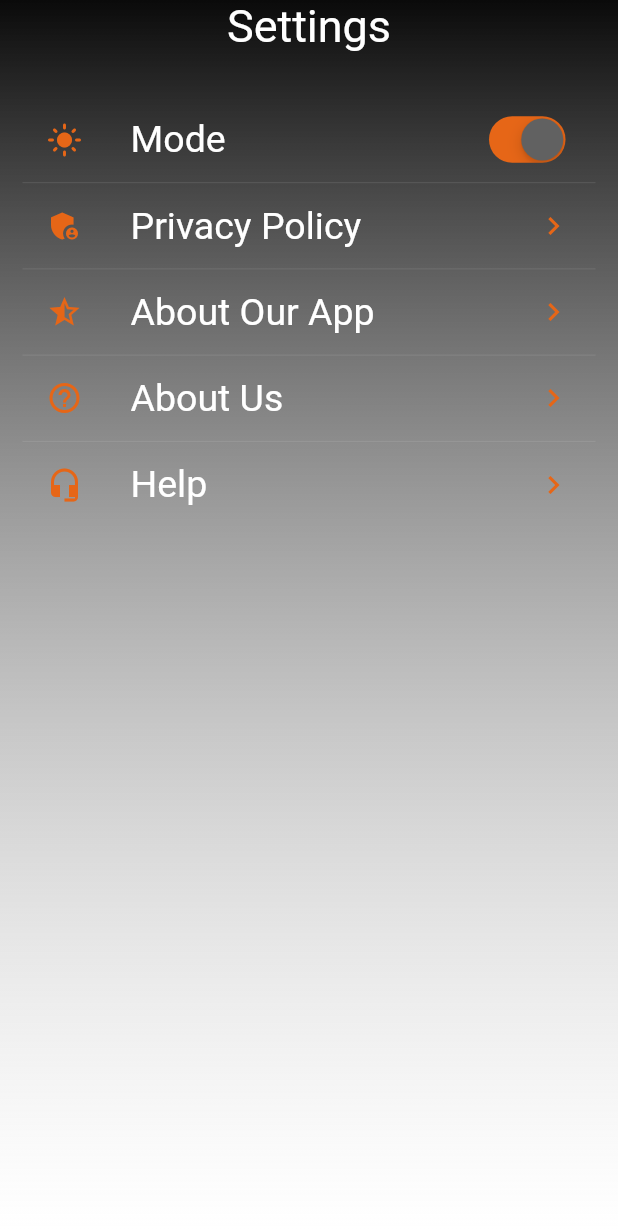
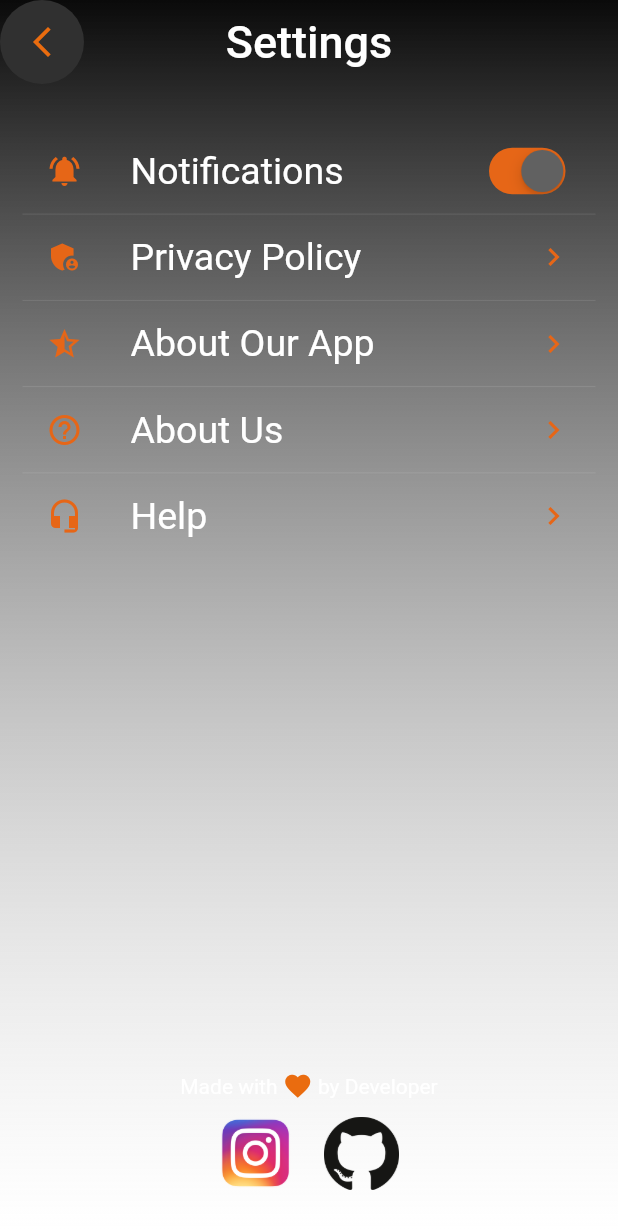
Before and after one commit to sufiyanas/Mussio-Player-Updated, a Flutter app: the SettingScreen screen opened directly, after a tap on "About Us", on a phone screen of 412 x 824 dp. Shown: the top 1229 px of the screen. Run offline on Flutter 3.47's test engine with Material 2 defaults, Android fonts, the phone set to English and light mode, and no system bars; our stand-ins replace animated_text_kit, assets_audio_player, audio_video_progress_bar, flutter_svg, flutter_swipe_action_cell, hive_flutter and 2 more; missing offline and left inert: mini_music_visualizer; accounts and stored records are empty.

```diff
--- a/lib/main.dart
+++ b/lib/main.dart
@@ -21,7 +21,7 @@ class MyApp extends StatelessWidget {
 
   @override
   Widget build(BuildContext context) {
-    return MaterialApp(
+    return const MaterialApp(
       debugShowCheckedModeBanner: false,
       home: SplashScreen(),
     );
--- a/lib/screen/searchscreren.dart
+++ b/lib/screen/searchscreren.dart
@@ -5,7 +5,6 @@ import 'package:music_player/colortheame/color.dart';
 import 'package:music_player/db/songs.dart';
 import 'package:music_player/widgets/all_songs_list.dart';
 import 'package:music_player/widgets/appbarrow.dart';
-
 import '../db/functions/db_functions.dart';
 
 class SearchScreen extends StatefulWidget {
--- a/lib/screen/settings_screen.dart
+++ b/lib/screen/settings_screen.dart
@@ -1,5 +1,9 @@
+import 'dart:developer';
+
 import 'package:flutter/material.dart';
 import 'package:flutter/cupertino.dart';
+import 'package:music_player/colortheame/color.dart';
+import 'package:url_launcher/url_launcher.dart';
 
 class SettingScreen extends StatefulWidget {
   const SettingScreen({Key? key}) : super(key: key);
@@ -8,6 +12,14 @@ class SettingScreen extends StatefulWidget {
 }
 
 class _SettingScreenState extends State<SettingScreen> {
+  final Uri aboutourappURL =
+      Uri.parse('https://github.com/sufiyanas/MUSSIO-PLAYER');
+  final Uri aboutusURL =
+      Uri.parse('https://sufiyanas.github.io/MohammedSufiyan/');
+  final Uri githubUrl = Uri.parse('https://github.com/sufiyanas');
+  final Uri instaUrl =
+      Uri.parse('https://www.instagram.com/mohmd__sufiyan?r=nametag');
+
   @override
   Widget build(BuildContext context) {
     return Container(
@@ -20,42 +32,145 @@ class _SettingScreenState extends State<SettingScreen> {
             Colors.white24,
           ])),
       child: Scaffold(
+        appBar: AppBar(
+          centerTitle: true,
+          title: const Text('Settings',
+              style: TextStyle(fontSize: 30, color: Colors.white)),
+          backgroundColor: Colors.transparent,
+          elevation: 0,
+          leading: Container(
+            decoration: BoxDecoration(
+              color: Colors.grey[850],
+              // border: Border.all(width: 3.0),
+              borderRadius: const BorderRadius.all(
+                Radius.circular(30.0),
+              ),
+            ),
+            child: IconButton(
+              onPressed: () {
+                Navigator.pop(context);
+              },
+              icon: Icon(
+                Icons.arrow_back_ios_new,
+                color: theamcoloryellow,
+              ),
+            ),
+          ),
+        ),
         backgroundColor: Colors.transparent,
         body: SafeArea(
           child: Padding(
             padding: const EdgeInsets.symmetric(horizontal: 15),
             child: Column(
+              mainAxisSize: MainAxisSize.min,
               children: [
-                const Text('Settings',
-                    style: TextStyle(fontSize: 30, color: Colors.white)),
                 const SizedBox(
                   height: 30,
                 ),
-                Settingsfirstitem(leadingIcon: Icons.light_mode, title: "Mode"),
+                Settingsfirstitem(
+                    leadingIcon: Icons.notifications_active,
+                    title: "Notifications"),
                 const Divider(
                   height: 1.5,
                   color: Colors.white10,
                 ),
-                settingsItems(
+                InkWell(
+                  onTap: () => showLicensePage(
+                      useRootNavigator: true,
+                      applicationVersion: '0.0.1',
+                      context: context,
+                      applicationName: 'Mussio Player',
+                      applicationIcon: Padding(
+                        padding: const EdgeInsets.all(8.0),
+                        child: Image.asset('assets/image/Splash_screen.png'),
+                      )),
+                  child: settingsItems(
                     leadingIcon: Icons.admin_panel_settings,
-                    title: "Privacy Policy"),
+                    title: "Privacy Policy",
+                  ),
+                ),
                 const Divider(
                   height: 1.5,
                   color: Colors.white10,
                 ),
-                settingsItems(
+                InkWell(
+                  onTap: () => _launchUrl(url: aboutourappURL),
+                  child: settingsItems(
                       leadingIcon: Icons.star_half, title: "About Our App"),
+                ),
                 const Divider(
                   height: 1.5,
                   color: Colors.white10,
                 ),
-                settingsItems(
+                InkWell(
+                  onTap: () {
+                    log('Button pressed');
+                    _launchUrl(url: aboutusURL);
+                  },
+                  child: settingsItems(
                       leadingIcon: Icons.help_outline, title: "About Us"),
+                ),
                 const Divider(
                   height: 1.5,
                   color: Colors.white10,
                 ),
                 settingsItems(leadingIcon: Icons.headset_mic, title: "Help"),
+                const Spacer(),
+                Row(
+                  mainAxisAlignment: MainAxisAlignment.center,
+                  children: [
+                    const Text(
+                      'Made with ',
+                      style: TextStyle(color: Colors.white),
+                    ),
+                    Icon(
+                      Icons.favorite,
+                      color: theamcoloryellow,
+                      size: 20,
+                    ),
+                    const Text(
+                      ' by Developer',
+                      style: TextStyle(color: Colors.white),
+                    )
+                  ],
+                ),
+                const SizedBox(
+                  height: 10,
+                ),
+                Row(
+                  mainAxisAlignment: MainAxisAlignment.center,
+                  children: [
+                    InkWell(
+                      onTap: () {
+                        // Share.share(
+                        //     'check out my website https://www.instagram.com/mohmd__sufiyan?r=nametag',
+                        //     subject: 'Look what I made!');
+                        applaucnher(url: instaUrl);
+                      },
+                      child: SizedBox(
+                        height: 50,
+                        width: 50,
+                        child: Image.asset('assets/image/intagram.png'),
+                      ),
+                    ),
+                    const SizedBox(
+                      width: 20,
+                    ),
+                    InkWell(
+                      onTap: () {
+                        _launchUrl(url: githubUrl);
+                      },
+                      child: SizedBox(
+                        height: 50,
+                        width: 50,
+                        child: Image.asset('assets/image/Github.png'),
+                      ),
+                    )
+                  ],
+                ),
+                const SizedBox(
+                  height: 30,
+                ),
               ],
             ),
           ),
@@ -67,11 +182,7 @@ class _SettingScreenState extends State<SettingScreen> {
   Widget Settingsfirstitem({required IconData leadingIcon, required title}) {
     const Color theamcoloryellow = Color.fromRGBO(230, 102, 23, 1);
     bool switchvalue = true;
-    return InkWell(
-        highlightColor: Colors.transparent,
-        splashColor: Colors.transparent,
-        onTap: () {},
-        child: ListTile(
+    return ListTile(
         leading: Icon(leadingIcon, color: theamcoloryellow),
         title: Text(
           title,
@@ -88,16 +199,13 @@ class _SettingScreenState extends State<SettingScreen> {
               setState(() {
                 switchvalue = value;
               });
-                })));
+            }));
   }
 
   Widget settingsItems({required IconData leadingIcon, required title}) {
     const Color theamcoloryellow = Color.fromRGBO(230, 102, 23, 1);
 
     return InkWell(
-      highlightColor: Colors.transparent,
-      splashColor: Colors.transparent,
-      onTap: () {},
       child: ListTile(
         leading: Icon(leadingIcon, color: theamcoloryellow),
         title: Text(
@@ -107,11 +215,27 @@ class _SettingScreenState extends State<SettingScreen> {
             fontSize: 25,
           ),
         ),
-        trailing: Icon(
+        trailing: const Icon(
           Icons.keyboard_arrow_right_sharp,
           color: theamcoloryellow,
         ),
       ),
     );
   }
+
+//url launcher
+  Future<void> _launchUrl({required url}) async {
+    if (!await launchUrl(url)) {
+      throw 'Could not launch $url';
     }
+  }
+
+  //app launcher
+  Future<void> applaucnher({required url}) async {
+    if (await launchUrl(url)) {
+      await launch(url, universalLinksOnly: true);
+    } else {
+      throw 'There was a problem to open the url: $url';
+    }
+  }
+}
--- a/lib/screen/splash_screen.dart
+++ b/lib/screen/splash_screen.dart
@@ -97,7 +97,7 @@ class _SplashScreenState extends State<SplashScreen> {
 
 //for go to homepage
   Future<void> gotoHomescreen() async {
-    await Future.delayed(const Duration(seconds: 2));
+    await Future.delayed(const Duration(seconds: 1));
     Navigator.pushReplacement(
         context, MaterialPageRoute(builder: (ctx) => SecondPage()));
   }
--- a/lib/widgets/library_functions.dart
+++ b/lib/widgets/library_functions.dart
@@ -40,7 +40,7 @@ botomsheetfunction(BuildContext context, playlistname) {
       return Container(
         height: 500,
         decoration: BoxDecoration(
-          color: Colors.grey[350],
+          color: Color.fromARGB(255, 65, 59, 59),
           borderRadius: BorderRadius.circular(30),
         ),
         child: Column(
--- a/lib/widgets/musicexpanded.dart
+++ b/lib/widgets/musicexpanded.dart
@@ -1,4 +1,3 @@
-import 'dart:developer';
 import 'package:audio_video_progress_bar/audio_video_progress_bar.dart';
 import 'package:flutter/cupertino.dart';
 import 'package:flutter/material.dart';
@@ -15,7 +14,6 @@ class MusicExpanded extends StatefulWidget {
 class _MusicExpandedState extends State<MusicExpanded> {
   final AssetsAudioPlayer audioplayer = AssetsAudioPlayer.withId('0');
   bool isplaying = true;
-  Color theamcoloryellow = Color(0xFFEA6C0F);
   @override
   Widget build(BuildContext context) {
     return audioplayer.builderCurrent(builder: (context, player) {
```
Also changed, not shown: lib/widgets/musiccollapsed.dart (+18 -3 lines), pubspec.yaml (+11 -2 lines), assets/image/Github.png (added), assets/image/intagram.png (added), assets/image/launch icon.jpeg (added), assets/launch icons/edited png.png (added), assets/launch icons/icon resized.jpeg (added), assets/launch icons/launch icon.jpeg (added), assets/launch icons/play_store_512.png (added), pubspec.lock, 12 other files. Lines whose indentation alone changed are shown as unchanged.
